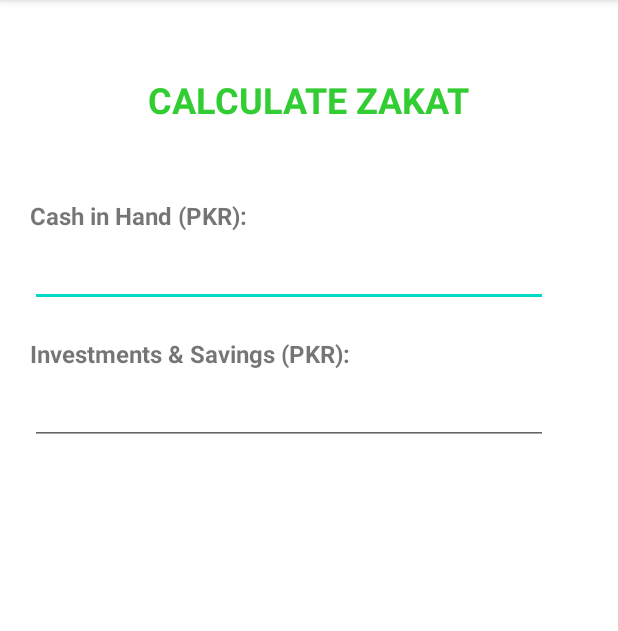
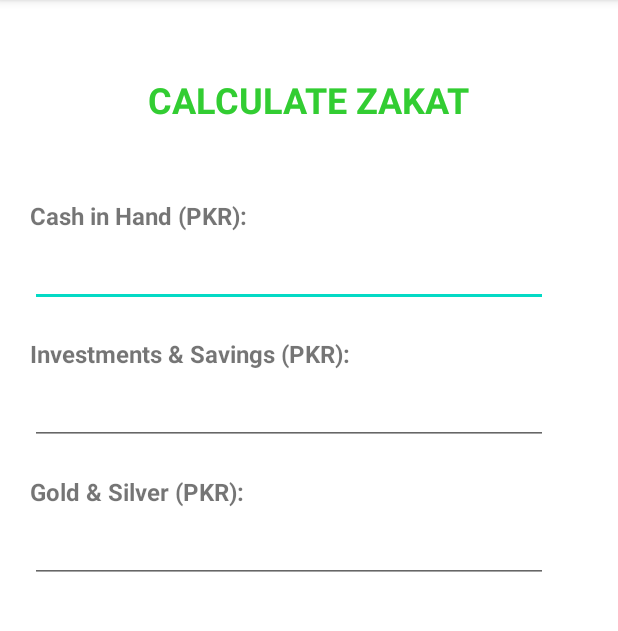
Before and after one commit to rmahmadkhan/zakat-calculator, an Android app: the screen it shows after launch (MainActivity), on a phone screen of 412 x 824 dp, the part 84-715 px from its top. Run offline under Robolectric (Android 15) with nearby library versions, the phone set to English and light mode, and no system bars.

Commit message:
Added textViewGoldSilver & editTextGoldSilver

```diff
--- a/app/src/main/res/layout/activity_main.xml
+++ b/app/src/main/res/layout/activity_main.xml
@@ -74,4 +74,32 @@
         app:layout_constraintStart_toStartOf="parent"
         app:layout_constraintTop_toBottomOf="@+id/textViewSavings" />
 
+
+    <TextView
+        android:id="@+id/textViewGoldSilver"
+        android:layout_width="wrap_content"
+        android:layout_height="wrap_content"
+        android:layout_marginStart="20dp"
+        android:layout_marginTop="20dp"
+        android:text="Gold &amp; Silver (PKR):"
+        android:textSize="16sp"
+        android:textStyle="bold"
+        app:layout_constraintStart_toStartOf="parent"
+        app:layout_constraintTop_toBottomOf="@+id/editTextSavings" />
+
+    <EditText
+        android:id="@+id/editTextGoldSilver"
+        android:layout_width="345dp"
+        android:layout_height="40dp"
+        android:layout_marginStart="20dp"
+        android:layout_marginTop="10dp"
+        android:ems="10"
+        android:hint="0"
+        android:inputType="number"
+        android:text="0"
+        android:textColor="#FFFFFF"
+        android:textColorHint="#FFFFFF"
+        app:layout_constraintStart_toStartOf="parent"
+        app:layout_constraintTop_toBottomOf="@+id/textViewGoldSilver" />
+
 </androidx.constraintlayout.widget.ConstraintLayout>
```
